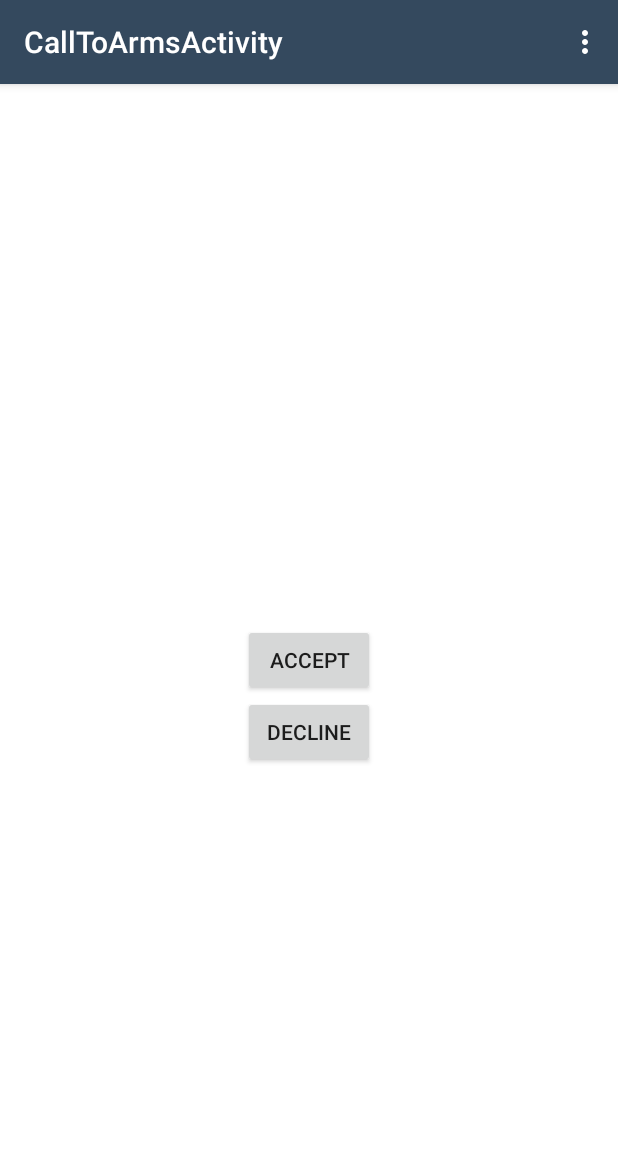
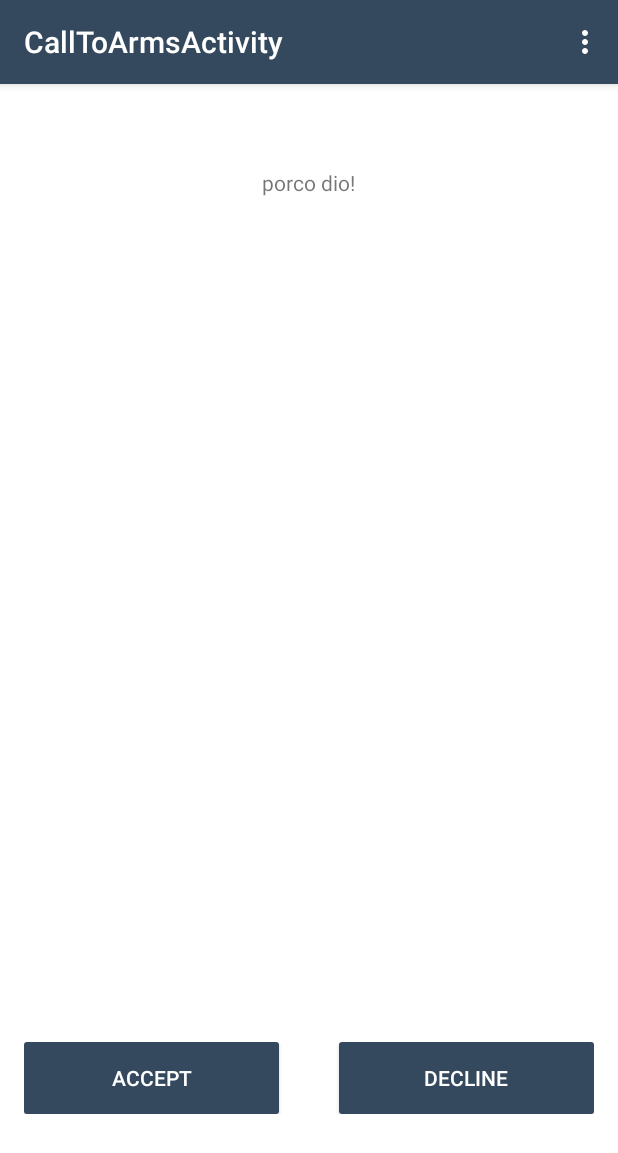
Before and after one commit to edo1493/jamclub, an Android app: the CallToArmsActivity screen opened directly, with no data from a screen before it, on a phone screen of 412 x 824 dp. Shown: the top 1153 px of the screen. Run offline under Robolectric (Android 15) with nearby library versions, the phone set to English and light mode, and no system bars.

Commit message:
call to arms activity changes, still need to get the final version

```diff
--- a/jamclub/app/src/main/res/layout/activity_call_to_arms.xml
+++ b/jamclub/app/src/main/res/layout/activity_call_to_arms.xml
@@ -1,26 +1,64 @@
 <RelativeLayout xmlns:android="http://schemas.android.com/apk/res/android"
-    xmlns:tools="http://schemas.android.com/tools" android:layout_width="match_parent"
-    android:layout_height="match_parent" android:paddingLeft="@dimen/activity_horizontal_margin"
+    xmlns:tools="http://schemas.android.com/tools"
+    android:orientation="vertical"
+    android:layout_width="match_parent"
+    android:layout_height="match_parent"
+    android:paddingLeft="@dimen/activity_horizontal_margin"
     android:paddingRight="@dimen/activity_horizontal_margin"
     android:paddingTop="@dimen/activity_vertical_margin"
     android:paddingBottom="@dimen/activity_vertical_margin"
     tools:context="com.magnaideas.jamclub.Activities.CallToArmsActivity">
 
+
+    <LinearLayout
+        android:layout_width="match_parent"
+        android:layout_height="wrap_content"
+        android:orientation="vertical"
+        android:layout_marginTop="40dp"
+        android:layout_alignParentTop="true"
+        android:gravity="center">
+
+        <TextView
+            android:layout_width="wrap_content"
+            android:layout_height="wrap_content"
+            android:text="porco dio!"/>
+
+    </LinearLayout>
+
+    <LinearLayout
+        android:id="@+id/accept_decline"
+        android:layout_width="match_parent"
+        android:layout_height="wrap_content"
+        android:layout_marginBottom="65dp"
+        android:orientation="horizontal"
+        android:layout_alignParentBottom="true">
+
         <Button
-        android:layout_width="wrap_content"
+            android:layout_width="0dp"
             android:layout_height="wrap_content"
             android:text="Accept"
             android:id="@+id/acceptButton"
-        android:layout_centerVertical="true"
-        android:layout_centerHorizontal="true"
+            android:textColor="#ffffff"
+            android:layout_weight="1"
+            android:layout_marginRight="20dp"
+            android:background="@drawable/material_button"
+            android:layout_gravity="start"
             android:onClick="accept" />
 
         <Button
-        android:layout_width="wrap_content"
+            android:layout_width="0dp"
             android:layout_height="wrap_content"
             android:text="Decline"
             android:id="@+id/declineButton"
-        android:layout_below="@+id/acceptButton"
-        android:layout_alignStart="@+id/acceptButton"
+            android:textColor="#ffffff"
+            android:layout_weight="1"
+            android:layout_marginLeft="20dp"
+            android:background="@drawable/material_button"
+            android:layout_gravity="end"
             android:onClick="decline" />
+
+
+    </LinearLayout>
+
+
 </RelativeLayout>
```
Lines whose indentation alone changed are shown as unchanged.
